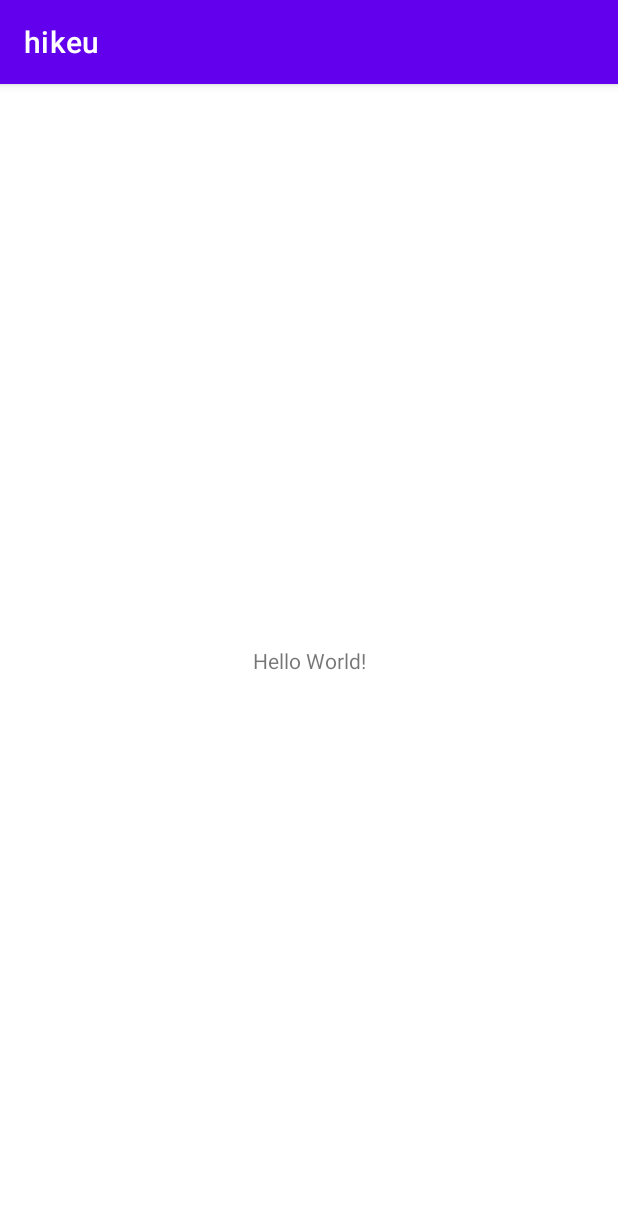
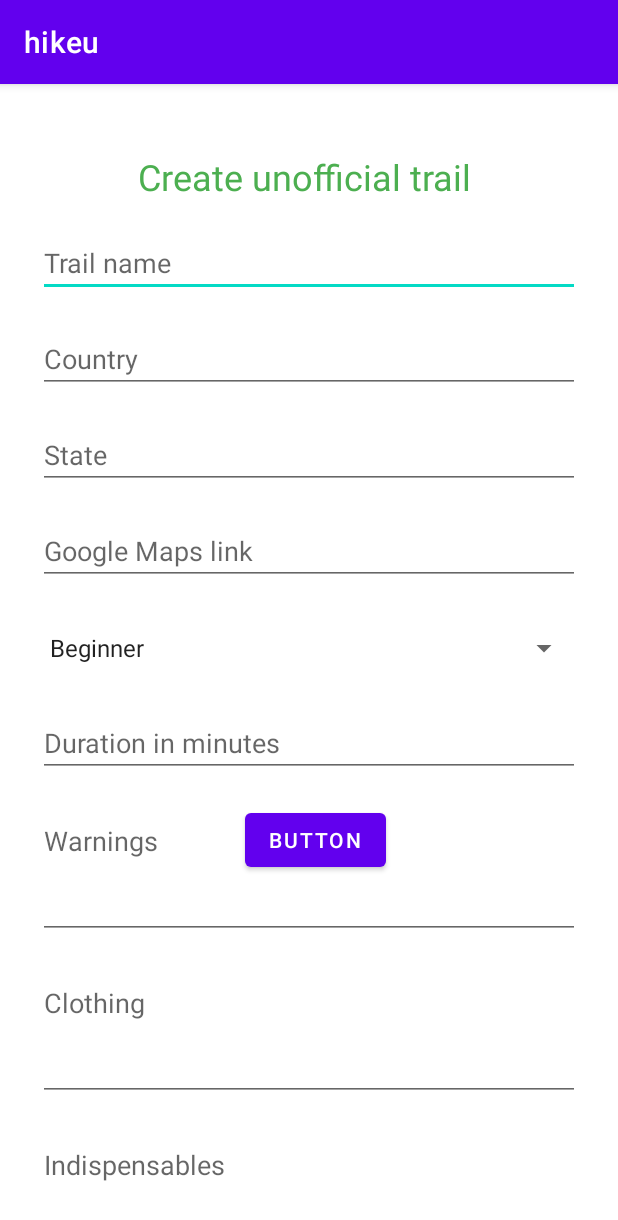
Before and after one commit to EinarLop/hikeu, an Android app: the screen it shows after launch (MainActivity), on a phone screen of 412 x 824 dp. Shown: the top 1220 px of the screen. Run offline under Robolectric (Android 15) with nearby library versions, the light colour scheme and no system bars; our stand-ins replace Room's generated code.

Commit message:
API + Viewmodel in fragment

```diff
--- a/app/build.gradle
+++ b/app/build.gradle
@@ -41,6 +41,7 @@ dependencies {
     implementation 'androidx.appcompat:appcompat:1.3.1'
     implementation 'com.google.android.material:material:1.4.0'
     implementation 'androidx.constraintlayout:constraintlayout:2.1.1'
+    implementation 'androidx.legacy:legacy-support-v4:1.0.0'
     testImplementation 'junit:junit:4.+'
     androidTestImplementation 'androidx.test.ext:junit:1.1.3'
     androidTestImplementation 'androidx.test.espresso:espresso-core:3.4.0'
--- /dev/null
+++ b/app/src/main/java/com/example/hikeu/CreateUnofficialTrail.kt
@@ -0,0 +1,128 @@
+package com.example.hikeu
+
+import android.os.Bundle
+import android.util.Log
+import android.view.LayoutInflater
+import android.view.View
+import android.view.ViewGroup
+import android.widget.ArrayAdapter
+import androidx.fragment.app.Fragment
+import androidx.lifecycle.ViewModelProvider
+import com.example.hikeu.databinding.FragmentCreateUnofficialTrailBinding
+import androidx.lifecycle.lifecycleScope
+import kotlinx.coroutines.launch
+
+// TODO: Rename parameter arguments, choose names that match
+// the fragment initialization parameters, e.g. ARG_ITEM_NUMBER
+private const val ARG_PARAM1 = "param1"
+private const val ARG_PARAM2 = "param2"
+
+/**
+ * A simple [Fragment] subclass.
+ * Use the [CreateUnofficialRoute.newInstance] factory method to
+ * create an instance of this fragment.
+ */
+class CreateUnofficialTrail : Fragment() {
+    // TODO: Rename and change types of parameters
+    private var param1: String? = null
+    private var param2: String? = null
+
+    override fun onCreate(savedInstanceState: Bundle?) {
+        super.onCreate(savedInstanceState)
+        arguments?.let {
+            param1 = it.getString(ARG_PARAM1)
+            param2 = it.getString(ARG_PARAM2)
+        }
+    }
+
+    private var _binding: FragmentCreateUnofficialTrailBinding? = null
+    private val binding get() = _binding!!
+    override fun onCreateView(
+        inflater: LayoutInflater,
+        container: ViewGroup?,
+        savedInstanceState: Bundle?
+    ): View? {
+        _binding = FragmentCreateUnofficialTrailBinding.inflate(inflater, container, false)
+        val view = binding.root
+
+        val spinnerDifficulty = binding.spinnerDifficulty
+
+        ArrayAdapter.createFromResource(
+            requireContext(),
+            R.array.difficulties,
+            android.R.layout.simple_spinner_item
+        ).also { adapter ->
+            // Specify the layout to use when the list of choices appears
+            adapter.setDropDownViewResource(android.R.layout.simple_spinner_dropdown_item)
+            // Apply the adapter to the spinner
+            spinnerDifficulty.adapter = adapter
+        }
+
+
+        binding.buttonCreate.setOnClickListener {
+            val trailName = binding.inputTrailName.text.toString()
+            val country = binding.inputCountry.text.toString()
+            val state = binding.inputState.text.toString()
+            val googleMapsLink = binding.inputGoogleMapsLink.text.toString()
+            val difficulty = binding.spinnerDifficulty.selectedItem.toString()
+            val duration = binding.inputDuration.text.toString()
+            val warnings = binding.inputWarnings.text.toString()
+            val clothing = binding.inputClothing.text.toString()
+            val indispensables = binding.inputIndispensables.text.toString()
+
+            val unOfficialTrail = UnOfficialTrails(
+                trailName,
+                country,
+                state,
+                googleMapsLink,
+                2,
+                1,
+                warnings,
+                clothing,
+                indispensables,
+                "0"
+            )
+
+            Log.d("Test", "popop")
+
+           val viewModel = ViewModelProvider(requireActivity()).get(HikeuViewModel::class.java)
+
+
+
+
+            lifecycleScope.launch{
+           viewModel.addUnOfficialTrail(unOfficialTrail)
+                val trails = viewModel.getAllUnOfficialTrails()
+                Log.d("db2", trails.toString())
+            }
+
+
+
+        }
+
+        return view
+    }
+
+
+
+
+    companion object {
+        /**
+         * Use this factory method to create a new instance of
+         * this fragment using the provided parameters.
+         *
+         * @param param1 Parameter 1.
+         * @param param2 Parameter 2.
+         * @return A new instance of fragment CreateUnofficialRoute.
+         */
+        // TODO: Rename and change types and number of parameters
+        @JvmStatic
+        fun newInstance(param1: String, param2: String) =
+            CreateUnofficialTrail().apply {
+                arguments = Bundle().apply {
+                    putString(ARG_PARAM1, param1)
+                    putString(ARG_PARAM2, param2)
+                }
+            }
+    }
+}
--- a/app/src/main/java/com/example/hikeu/HikeuViewModel.kt
+++ b/app/src/main/java/com/example/hikeu/HikeuViewModel.kt
@@ -3,7 +3,7 @@ package com.example.hikeu
 import androidx.lifecycle.ViewModel
 import androidx.lifecycle.ViewModelProvider
 
-class HikeuViewModel (private val hikeuDao: HikeuDao): ViewModel() {
+class HikeuViewModel (val hikeuDao: HikeuDao): ViewModel() {
     suspend fun getAllOfficialTrails(): List<OfficialTrails> = hikeuDao.getAllOfficialTrails()
     suspend fun getOfficialTrailById(id: Int): OfficialTrails = hikeuDao.getOfficialTrailById(id)
     suspend fun addOfficialTrail(officialTrail: OfficialTrails) : Long = hikeuDao.addOfficialTrail(officialTrail)
--- a/app/src/main/java/com/example/hikeu/MainActivity.kt
+++ b/app/src/main/java/com/example/hikeu/MainActivity.kt
@@ -3,6 +3,7 @@ package com.example.hikeu
 import androidx.appcompat.app.AppCompatActivity
 import android.os.Bundle
 import android.util.Log
+import android.widget.Toast
 import androidx.lifecycle.ViewModelProvider
 import androidx.lifecycle.lifecycleScope
 import com.example.hikeu.databinding.ActivityMainBinding
@@ -10,10 +11,6 @@ import kotlinx.coroutines.launch
 
 class MainActivity : AppCompatActivity() {
     private lateinit var binding: ActivityMainBinding
-
-
-
-
 
 
     override fun onCreate(savedInstanceState: Bundle?) {
@@ -25,14 +22,18 @@ class MainActivity : AppCompatActivity() {
                 HikeuApp).database.MainDao())).get(HikeuViewModel::class.java)
 
     lifecycleScope.launch {
-        val user = Users("einar", "123", "eina@mail.com")
+        val user = Users("einarpop", "123", "eina@mail.com")
         var us = viewModel.addUser(user)
         Log.d("db", us.toString())
         val users = viewModel.getAllUsers()
         Log.d("db", users.toString())
+    }
 
 
-    }
+        binding.button2.setOnClickListener{
+            Toast.makeText(this, "POP", Toast.LENGTH_SHORT)
+            Log.d("Hey",  "popopooopo")
+        }
 
 
 
--- a/app/src/main/res/layout/activity_main.xml
+++ b/app/src/main/res/layout/activity_main.xml
@@ -6,13 +6,26 @@
     android:layout_height="match_parent"
     tools:context=".MainActivity">
 
-    <TextView
+
+<!--    Eliminar, solo se usa para probar el fragmenent de create unofficial trail-->
+    <fragment
+
+        android:id="@+id/list"
+        android:name="com.example.hikeu.CreateUnofficialTrail"
+        android:layout_width="match_parent"
+        android:layout_height="match_parent"
+        android:layout_weight="1"
+        tools:layout_editor_absoluteX="160dp"
+        tools:layout_editor_absoluteY="-16dp" />
+
+
+    <Button
+        android:id="@+id/button2"
         android:layout_width="wrap_content"
         android:layout_height="wrap_content"
-        android:text="Hello World!"
+        android:layout_marginStart="163dp"
+        android:layout_marginBottom="240dp"
+        android:text="Button"
         app:layout_constraintBottom_toBottomOf="parent"
-        app:layout_constraintLeft_toLeftOf="parent"
-        app:layout_constraintRight_toRightOf="parent"
-        app:layout_constraintTop_toTopOf="parent" />
-
+        app:layout_constraintStart_toStartOf="parent" />
 </androidx.constraintlayout.widget.ConstraintLayout>
--- /dev/null
+++ b/app/src/main/res/layout/fragment_create_unofficial_trail.xml
@@ -0,0 +1,159 @@
+<?xml version="1.0" encoding="utf-8"?>
+
+<ScrollView xmlns:android="http://schemas.android.com/apk/res/android"
+    xmlns:app= "http://schemas.android.com/apk/res-auto"
+    xmlns:tools="http://schemas.android.com/tools"
+    android:layout_width="match_parent"
+    android:layout_height="match_parent">
+
+
+    <androidx.constraintlayout.widget.ConstraintLayout
+        android:layout_width="match_parent"
+        android:layout_height="match_parent"
+        android:padding="25dp"
+        tools:context=".CreateUnofficialRoute">
+
+        <TextView
+            android:id="@+id/textView2"
+            android:layout_width="wrap_content"
+            android:layout_height="wrap_content"
+            android:layout_marginStart="100dp"
+            android:layout_marginTop="20dp"
+            android:layout_marginEnd="100dp"
+            android:hint="Trail name"
+            android:text="Create unofficial trail"
+            android:textColor="#4CAF50"
+            android:textSize="24sp"
+            app:layout_constraintEnd_toEndOf="parent"
+            app:layout_constraintHorizontal_bias="0.555"
+            app:layout_constraintStart_toStartOf="parent"
+            app:layout_constraintTop_toTopOf="parent" />
+
+        <EditText
+            android:id="@+id/inputTrailName"
+            android:layout_width="match_parent"
+            android:layout_height="44dp"
+            android:layout_marginTop="20dp"
+            android:ems="10"
+            android:hint="Trail name"
+            android:inputType="textPersonName"
+            app:layout_constraintEnd_toEndOf="parent"
+            app:layout_constraintStart_toStartOf="parent"
+            app:layout_constraintTop_toBottomOf="@+id/textView2" />
+
+        <EditText
+            android:id="@+id/inputCountry"
+            android:layout_width="match_parent"
+            android:layout_height="44dp"
+            android:layout_marginTop="20dp"
+            android:ems="10"
+            android:hint="Country"
+            android:inputType="textPersonName"
+            app:layout_constraintEnd_toEndOf="parent"
+            app:layout_constraintStart_toStartOf="parent"
+            app:layout_constraintTop_toBottomOf="@+id/inputTrailName" />
+
+
+        <EditText
+            android:id="@+id/inputState"
+            android:layout_width="match_parent"
+            android:layout_height="44dp"
+            android:layout_marginTop="20dp"
+            android:ems="10"
+            android:hint="State"
+            android:inputType="textPersonName"
+            app:layout_constraintEnd_toEndOf="parent"
+            app:layout_constraintStart_toStartOf="parent"
+            app:layout_constraintTop_toBottomOf="@+id/inputCountry" />
+
+        <EditText
+            android:id="@+id/inputGoogleMapsLink"
+            android:layout_width="match_parent"
+            android:layout_height="44dp"
+            android:layout_marginTop="20dp"
+            android:ems="10"
+            android:hint="Google Maps link"
+            android:inputType="textPersonName"
+            app:layout_constraintEnd_toEndOf="parent"
+            app:layout_constraintStart_toStartOf="parent"
+            app:layout_constraintTop_toBottomOf="@+id/inputState" />
+
+        <Spinner
+            android:id="@+id/spinnerDifficulty"
+            android:layout_width="match_parent"
+            android:layout_height="44dp"
+            android:layout_marginTop="20dp"
+            android:ems="10"
+            android:inputType="textPersonName"
+            android:textSize="24sp"
+            app:layout_constraintEnd_toEndOf="parent"
+            app:layout_constraintStart_toStartOf="parent"
+            app:layout_constraintTop_toBottomOf="@+id/inputGoogleMapsLink" />
+
+        <EditText
+
+            android:id="@+id/inputDuration"
+            android:layout_width="match_parent"
+            android:layout_height="44dp"
+            android:layout_marginTop="20dp"
+            android:ems="10"
+            android:hint="Duration in minutes"
+            android:inputType="number"
+            app:layout_constraintEnd_toEndOf="parent"
+            app:layout_constraintStart_toStartOf="parent"
+            app:layout_constraintTop_toBottomOf="@+id/spinnerDifficulty" />
+
+
+        <EditText
+            android:id="@+id/inputWarnings"
+            android:layout_width="match_parent"
+            android:layout_height="88dp"
+            android:layout_marginTop="20dp"
+            android:ems="10"
+            android:hint="Warnings"
+            android:gravity="top"
+            android:inputType="textMultiLine"
+            app:layout_constraintEnd_toEndOf="parent"
+            app:layout_constraintStart_toStartOf="parent"
+            app:layout_constraintTop_toBottomOf="@+id/inputDuration" />
+
+        <EditText
+            android:id="@+id/inputClothing"
+            android:layout_width="match_parent"
+            android:layout_height="88dp"
+            android:layout_marginTop="20dp"
+            android:ems="10"
+            android:hint="Clothing"
+            android:gravity="top"
+            android:inputType="textMultiLine"
+            app:layout_constraintEnd_toEndOf="parent"
+            app:layout_constraintStart_toStartOf="parent"
+            app:layout_constraintTop_toBottomOf="@+id/inputWarnings" />
+
+        <EditText
+            android:id="@+id/inputIndispensables"
+            android:layout_width="match_parent"
+            android:layout_height="88dp"
+            android:layout_marginTop="20dp"
+            android:ems="10"
+            android:hint="Indispensables"
+            android:gravity="top"
+            android:inputType="textMultiLine"
+            app:layout_constraintEnd_toEndOf="parent"
+            app:layout_constraintStart_toStartOf="parent"
+            app:layout_constraintTop_toBottomOf="@+id/inputClothing" />
+
+        <Button
+            android:id="@+id/buttonCreate"
+            android:layout_width="match_parent"
+            android:layout_height="44dp"
+            android:layout_marginTop="20dp"
+            android:ems="10"
+            android:text="Create trail"
+            android:textColor="#FFFFFF"
+            app:layout_constraintEnd_toEndOf="parent"
+            app:layout_constraintStart_toStartOf="parent"
+            app:layout_constraintTop_toBottomOf="@+id/inputIndispensables" />
+    </androidx.constraintlayout.widget.ConstraintLayout>
+
+</ScrollView>
--- /dev/null
+++ b/app/src/main/res/values/difficulties.xml
@@ -0,0 +1,8 @@
+<?xml version="1.0" encoding="utf-8"?>
+<resources>
+    <string-array name="difficulties">
+        <item>Beginner</item>
+        <item>Experienced</item>
+        <item>Expert</item>
+    </string-array>
+</resources>
--- a/app/src/main/res/values/strings.xml
+++ b/app/src/main/res/values/strings.xml
@@ -1,3 +1,5 @@
 <resources>
     <string name="app_name">hikeu</string>
+    <!-- TODO: Remove or change this placeholder text -->
+    <string name="hello_blank_fragment">Hello blank fragment</string>
 </resources>
```
